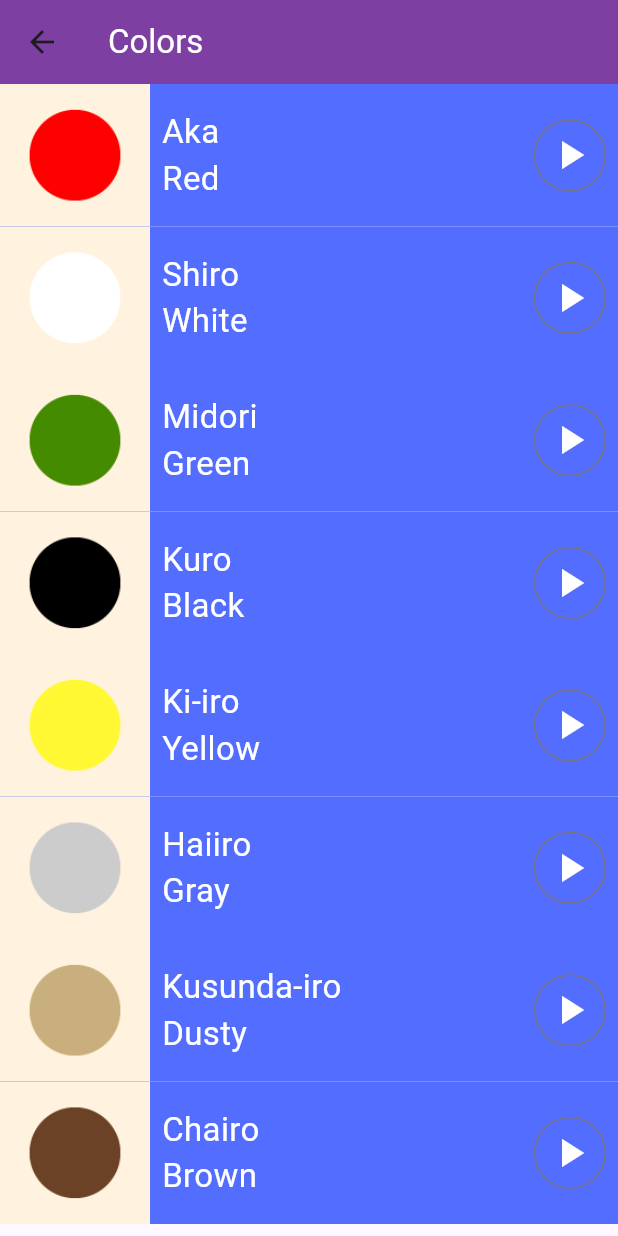
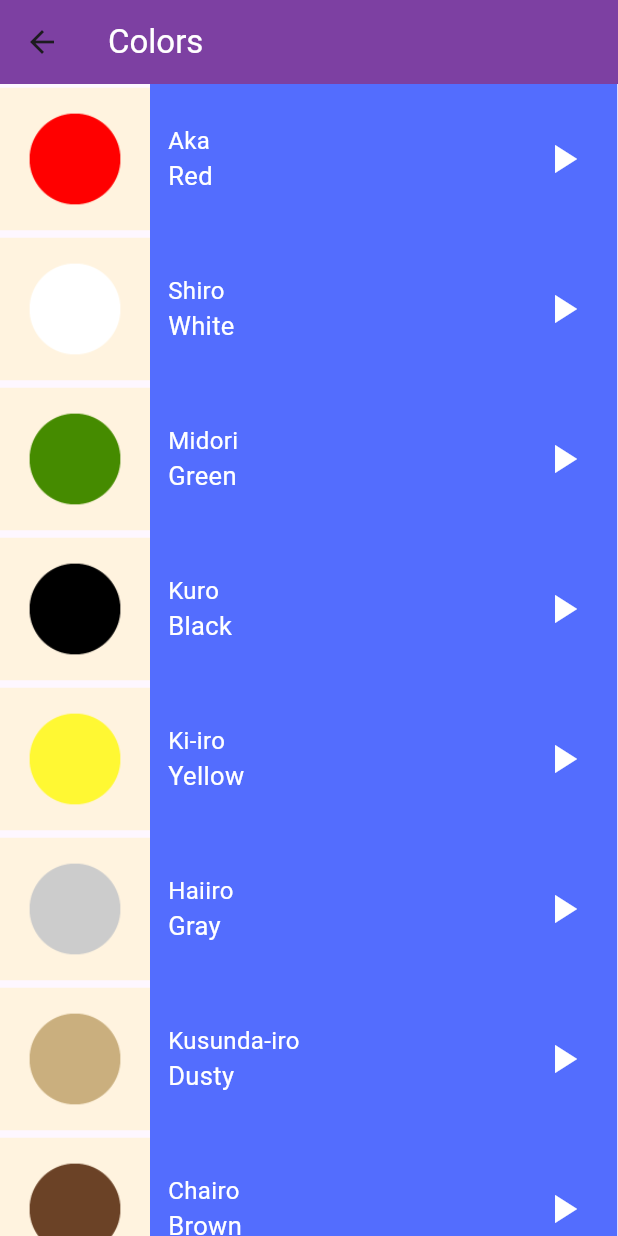
Before and after one commit to omarAbdullahMoharam/EngTharwatCourse_Practice, a Flutter app: the ColorsPage screen opened directly, on a phone screen of 412 x 824 dp. Run offline on Flutter 3.47's test engine with Material 3 defaults, Android fonts, the phone set to English and light mode, and no system bars; our stand-ins replace audioplayers.

Commit message:
language_learning_app Completed

```diff
--- a/language_learning_app/lib/components/custom_item_component.dart
+++ b/language_learning_app/lib/components/custom_item_component.dart
@@ -1,96 +1,36 @@
 import 'package:audioplayers/audioplayers.dart';
 import 'package:flutter/material.dart';
-import 'package:language_learning_app/models/colors.dart';
-import 'package:language_learning_app/models/family.dart';
-import 'package:language_learning_app/models/number.dart';
+import 'package:language_learning_app/components/item_info.dart';
+import 'package:language_learning_app/models/item_model.dart';
 
 // ignore: must_be_immutable
 class CustomItemComponent extends StatelessWidget {
+  CustomItemComponent(this.itemModel, this.color);
+  final ItemModel itemModel;
+  final player = AudioPlayer();
   final Color color;
-  final Number? number;
-  final Family? member;
-  final colors? colorsStyle;
 
-  // CustomItemComponent(
-  //     {required this.image, required this.Japanese, required this.english});
-  final player = AudioPlayer();
-  CustomItemComponent.numbers({
-    required this.number,
-    required this.color,
-    super.key,
-  })  : member = null,
-        colorsStyle = null,
-        assert(number != null);
-
-  CustomItemComponent.members({
-    required this.member,
-    required this.color,
-    super.key,
-  })  : number = null,
-        colorsStyle = null,
-        assert(member != null);
-  CustomItemComponent.colors(
-      {required this.colorsStyle, required this.color, super.key})
-      : number = null,
-        member = null,
-        assert(colorsStyle != null);
-
-  // String japanese;
+  // String JabTitle;
   // String english;
   // String image;
   @override
   Widget build(BuildContext context) {
-    return Container(
-      color: color,
-      child: Container(
-        padding: const EdgeInsets.only(right: 8.0),
-        width: double.infinity,
-        child: Row(
+    return Row(
       children: [
         Container(
           width: 100,
           height: 95,
           color: const Color(0xFFFFF3DF),
-              child: Image.asset(
-                  number?.image ?? member?.image ?? colorsStyle!.image),
+          child: Image.asset(itemModel.image!),
         ),
         Container(
-              padding: const EdgeInsets.only(left: 8),
-              child: Column(
-                mainAxisSize: MainAxisSize.min,
-                crossAxisAlignment: CrossAxisAlignment.start,
-                children: [
-                  Text(
-                    number?.Japanese ??
-                        member?.JabRole ??
-                        colorsStyle!.JabColor,
-                    style: const TextStyle(color: Colors.white, fontSize: 22),
-                  ),
-                  Text(
-                    number?.English ?? member?.EngRole ?? colorsStyle!.EngColor,
-                    style: const TextStyle(color: Colors.white, fontSize: 22),
-                  ),
-                ],
-              ),
-            ),
-            const Spacer(
-              flex: 1,
-            ),
-            IconButton.outlined(
-              onPressed: () async {
-                player.play(AssetSource(number?.soundPath ??
-                    member?.soundPath ??
-                    colorsStyle!.soundPath));
-              },
-              icon: const Icon(
-                Icons.play_arrow,
-                color: Colors.white,
-                size: 32,
+          color: color,
+          child: ItemInfo(
+            itemModel: itemModel,
+            color: color,
           ),
         ),
       ],
-        ),
-      ),
     );
   }
 }
--- /dev/null
+++ b/language_learning_app/lib/components/item_info.dart
@@ -0,0 +1,54 @@
+import 'package:flutter/material.dart';
+import 'package:language_learning_app/models/item_model.dart';
+import 'package:language_learning_app/services/audio_manager.dart';
+
+class ItemInfo extends StatelessWidget {
+  ItemInfo({required this.itemModel, required this.color});
+  AudioManager player = AudioManager();
+  final Color color;
+  final ItemModel itemModel;
+
+  @override
+  Widget build(BuildContext context) {
+    return Container(
+      height: 100,
+      width: 311.4,
+      color: color,
+      child: Padding(
+        padding: const EdgeInsets.symmetric(horizontal: 12.0),
+        child: Row(
+          mainAxisSize: MainAxisSize.min,
+          children: [
+            Column(
+              mainAxisSize: MainAxisSize.min,
+              crossAxisAlignment: CrossAxisAlignment.start,
+              children: [
+                Text(
+                  itemModel.JabTitle,
+                  style: const TextStyle(color: Colors.white, fontSize: 16),
+                ),
+                Text(
+                  itemModel.EngTitle,
+                  style: const TextStyle(color: Colors.white, fontSize: 17),
+                ),
+              ],
+            ),
+            const Spacer(
+              flex: 1,
+            ),
+            IconButton(
+              onPressed: () async {
+                await player.playSound(itemModel.soundPath);
+              },
+              icon: const Icon(
+                Icons.play_arrow,
+                color: Colors.white,
+                size: 32,
+              ),
+            ),
+          ],
+        ),
+      ),
+    );
+  }
+}
--- a/language_learning_app/lib/models/colors.dart
+++ b/language_learning_app/lib/models/colors.dart
@@ -1,8 +1,8 @@
 class colors {
   const colors(
-      {required this.JabColor,
-      required this.EngColor,
+      {required this.JabTitle,
+      required this.EngTitle,
       required this.image,
       required this.soundPath});
-  final String JabColor, EngColor, image, soundPath;
+  final String JabTitle, EngTitle, image, soundPath;
 }
--- /dev/null
+++ b/language_learning_app/lib/models/item_model.dart
@@ -0,0 +1,13 @@
+class ItemModel {
+  final String JabTitle;
+  final String EngTitle;
+  final String? image;
+  final String soundPath;
+
+  const ItemModel({
+    this.image,
+    required this.JabTitle,
+    required this.EngTitle,
+    required this.soundPath,
+  });
+}
--- a/language_learning_app/lib/models/number.dart
+++ b/language_learning_app/lib/models/number.dart
@@ -1,11 +1,11 @@
 class Number {
   final String image;
-  final String Japanese;
+  final String JabTitle;
   final String English;
   final String soundPath;
   const Number(
       {required this.image,
-      required this.Japanese,
+      required this.JabTitle,
       required this.English,
       required this.soundPath});
 }
--- /dev/null
+++ b/language_learning_app/lib/services/audio_manager.dart
@@ -0,0 +1,8 @@
+import 'package:audioplayers/audioplayers.dart';
+
+class AudioManager {
+  final AudioPlayer _audioPlayer = AudioPlayer();
+  playSound(String soundPath) {
+    _audioPlayer.play(AssetSource(soundPath));
+  }
+}
--- a/language_learning_app/lib/view/colors_page.dart
+++ b/language_learning_app/lib/view/colors_page.dart
@@ -1,49 +1,53 @@
+import 'dart:developer';
+
 import 'package:flutter/material.dart';
 import 'package:language_learning_app/components/custom_item_component.dart';
-import 'package:language_learning_app/models/colors.dart';
+import 'package:language_learning_app/models/item_model.dart';
 
 // ignore: use_key_in_widget_constructors, must_be_immutable
 class ColorsPage extends StatelessWidget {
-  List<colors> colorsItem = const [
-    colors(
-        JabColor: 'Aka',
-        EngColor: 'Red',
-        image: 'assets/images/colors/red.png',
-        soundPath: 'sounds/colors/red.wav'),
-    colors(
-        JabColor: 'Shiro',
-        EngColor: 'White',
-        image: 'assets/images/colors/white.png',
-        soundPath: 'sounds/colors/white.wav'),
-    colors(
-        JabColor: 'Midori',
-        EngColor: 'Green',
+  List<ItemModel> colorsItem = const [
+    ItemModel(
+      image: 'assets/images/colors/red.png',
+      JabTitle: 'Aka',
+      EngTitle: 'Red',
+      soundPath: 'sounds/colors/red.wav',
+    ),
+    ItemModel(
+      image: 'assets/images/colors/white.png',
+      JabTitle: 'Shiro',
+      EngTitle: 'White',
+      soundPath: 'sounds/colors/white.wav',
+    ),
+    ItemModel(
         image: 'assets/images/colors/green.png',
+        JabTitle: 'Midori',
+        EngTitle: 'Green',
         soundPath: 'assets/sounds/colors/green.wav'),
-    colors(
-        JabColor: 'Kuro',
-        EngColor: 'Black',
+    ItemModel(
         image: 'assets/images/colors/black.png',
+        JabTitle: 'Kuro',
+        EngTitle: 'Black',
         soundPath: 'sounds/colors/black.wav'),
-    colors(
-        JabColor: 'Ki-iro',
-        EngColor: 'Yellow',
+    ItemModel(
         image: 'assets/images/colors/yellow.png',
+        JabTitle: 'Ki-iro',
+        EngTitle: 'Yellow',
         soundPath: 'sounds/colors/yellow.wav'),
-    colors(
-        JabColor: 'Haiiro',
-        EngColor: 'Gray',
+    ItemModel(
         image: 'assets/images/colors/gray.png',
+        JabTitle: 'Haiiro',
+        EngTitle: 'Gray',
         soundPath: 'sounds/colors/gray.wav'),
-    colors(
-        JabColor: 'Kusunda-iro',
-        EngColor: 'Dusty',
+    ItemModel(
         image: 'assets/images/colors/dusty_yellow.png',
+        JabTitle: 'Kusunda-iro',
+        EngTitle: 'Dusty',
         soundPath: 'sounds/colors/dusty_yellow.wav'),
-    colors(
-        JabColor: 'Chairo',
-        EngColor: 'Brown',
+    ItemModel(
         image: 'assets/images/colors/brown.png',
+        JabTitle: 'Chairo',
+        EngTitle: 'Brown',
         soundPath: 'sounds/colors/brown.wav'),
   ];
   @override
@@ -59,8 +63,9 @@ class ColorsPage extends StatelessWidget {
         body: ListView.builder(
             itemCount: colorsItem.length,
             itemBuilder: (context, index) {
-              return CustomItemComponent.colors(
-                  colorsStyle: colorsItem[index], color: Colors.indigoAccent);
+              log('\nSlice number $index _______________________');
+              return CustomItemComponent(
+                  colorsItem[index], Colors.indigoAccent);
             }));
   }
 }
```
Also changed, not shown: language_learning_app/lib/components/phrasesItem.dart (+12 -12 lines), language_learning_app/lib/view/family_page.dart (+36 -36 lines), language_learning_app/lib/view/numbers_page.dart (+40 -40 lines), language_learning_app/lib/view/phrases_page.dart (+36 -29 lines). Lines whose indentation alone changed are shown as unchanged.
